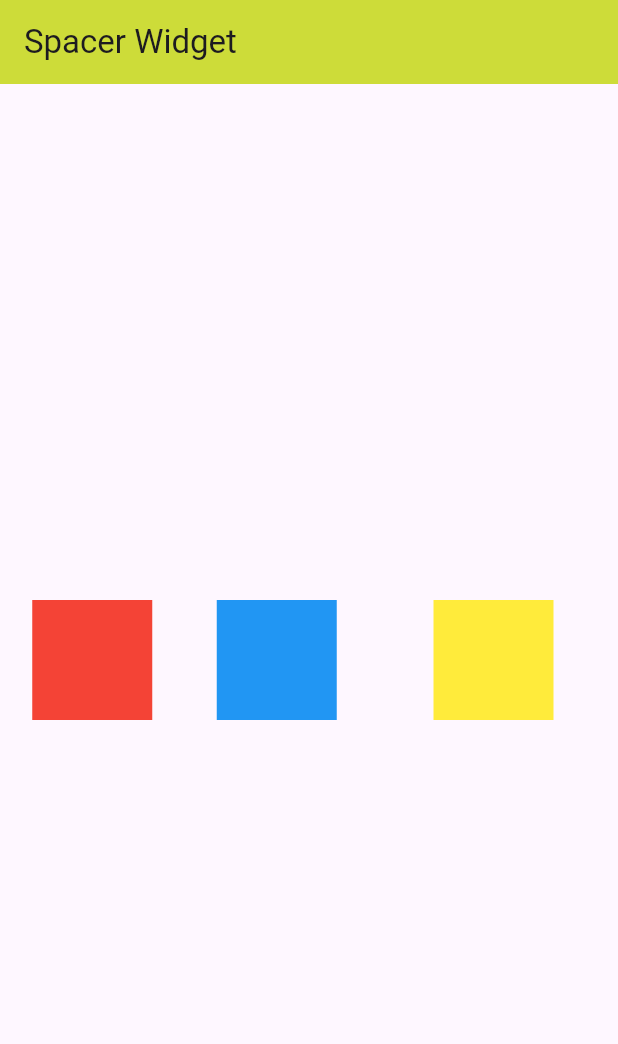
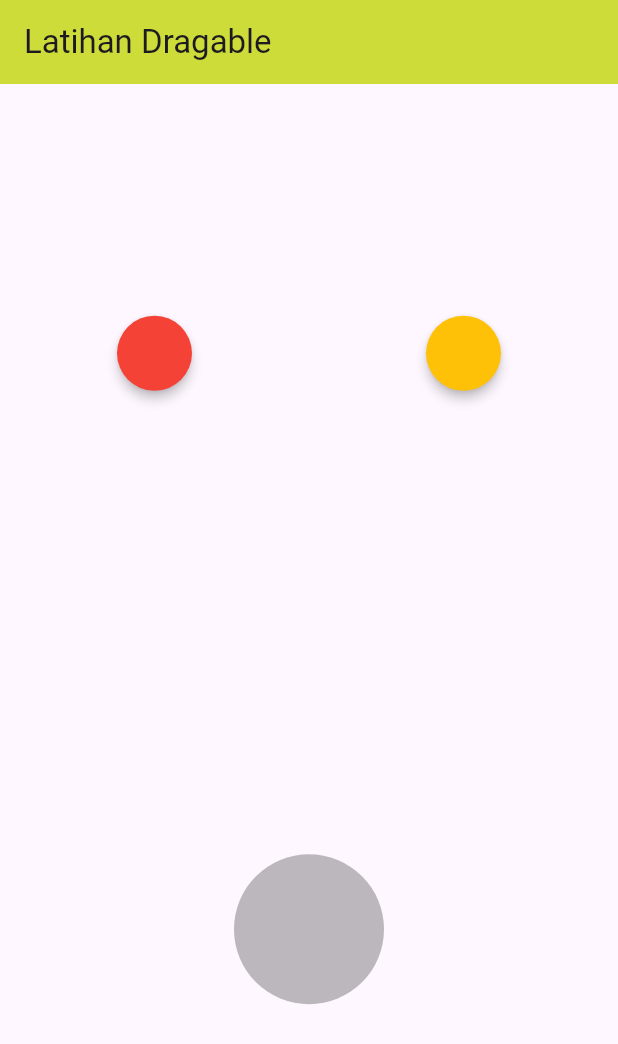
Before and after one commit to yabsiraditya/learn-flutter, a Flutter app: the screen it shows after launch, on a phone screen of 412 x 824 dp. Shown: the top 1044 px of the screen. Run offline on Flutter 3.47's test engine with Material 3 defaults, Android fonts, the phone set to English and light mode, and no system bars.

Commit message:
day-6 learn flutter Draggable

```diff
--- a/lib/main.dart
+++ b/lib/main.dart
@@ -1,37 +1,126 @@
+import 'dart:ui';
 import 'package:flutter/material.dart';
+import 'package:flutter/rendering.dart';
+import 'package:flutter/widgets.dart';
 
 void main() => runApp(MyApp());
 
-class MyApp extends StatelessWidget {
+class MyApp extends StatefulWidget {
+  const MyApp({super.key});
+
+  @override
+  State<MyApp> createState() => _MyAppState();
+}
+
+class _MyAppState extends State<MyApp> {
+  Color color1 = Colors.red;
+  Color color2 = Colors.amber;
+  late Color targetColor;
+  bool isAccepted = false;
+
   @override
   Widget build(BuildContext context) {
     return MaterialApp(
       home: Scaffold(
         appBar: AppBar(
-          title: Text("Spacer Widget"),
+          title: Text("Latihan Dragable"),
           backgroundColor: Colors.lime,
         ),
-        body: Center(
-          child: Row(
-            // mainAxisAlignment: MainAxisAlignment.spaceEvenly,
+        body: Column(
+          mainAxisAlignment: MainAxisAlignment.spaceAround,
           children: <Widget>[
-              Spacer(
-                flex: 1,
+            Row(
+              mainAxisAlignment: MainAxisAlignment.spaceAround,
+              children: [
+                Draggable<Color>(
+                  data: color1,
+                  child: SizedBox(
+                    width: 50,
+                    height: 50,
+                    child: Material(
+                      color: color1,
+                      shape: StadiumBorder(),
+                      elevation: 3,
                     ),
-              Container(width: 80, height: 80, color: Colors.red),
-              Spacer(
-                flex: 2,
                   ),
-              Container(width: 80, height: 80, color: Colors.blue),
-              Spacer(
-                flex: 3,
+                  childWhenDragging: SizedBox(
+                    width: 50,
+                    height: 50,
+                    child: Material(
+                      color: Colors.grey,
+                      shape: StadiumBorder(),
+                      elevation: 3,
                     ),
-              Container(width: 80, height: 80, color: Colors.yellow),
-              Spacer(
-                flex: 2,
-              )
+                  ),
+                  feedback: SizedBox(
+                    width: 50,
+                    height: 50,
+                    child: Material(
+                      color: color1.withOpacity(0.5),
+                      shape: StadiumBorder(),
+                      elevation: 3,
+                    ),
+                  ),
+                ),
+                Draggable<Color>(
+                  data: color2,
+                  child: SizedBox(
+                    width: 50,
+                    height: 50,
+                    child: Material(
+                      color: color2,
+                      shape: StadiumBorder(),
+                      elevation: 3,
+                    ),
+                  ),
+                  childWhenDragging: SizedBox(
+                    width: 50,
+                    height: 50,
+                    child: Material(
+                      color: Colors.grey,
+                      shape: StadiumBorder(),
+                      elevation: 3,
+                    ),
+                  ),
+                  feedback: SizedBox(
+                    width: 50,
+                    height: 50,
+                    child: Material(
+                      color: color2.withOpacity(0.5),
+                      shape: StadiumBorder(),
+                      elevation: 3,
+                    ),
+                  ),
+                ),
               ],
             ),
+            DragTarget<Color>(
+              onWillAccept: (value) => true,
+              onAccept: (value) {
+                isAccepted = true;
+                targetColor = value;
+              },
+              builder: (context, candidateData, rejectedData) {
+                return (isAccepted)
+                    ? SizedBox(
+                        width: 100,
+                        height: 100,
+                        child: Material(
+                          color: targetColor,
+                          shape: StadiumBorder(),
+                        ),
+                      )
+                    : SizedBox(
+                        width: 100,
+                        height: 100,
+                        child: Material(
+                          color: Colors.black26,
+                          shape: StadiumBorder(),
+                        ),
+                      );
+              },
+            ),
+          ],
         ),
       ),
     );
```
Lines whose indentation alone changed are shown as unchanged.
